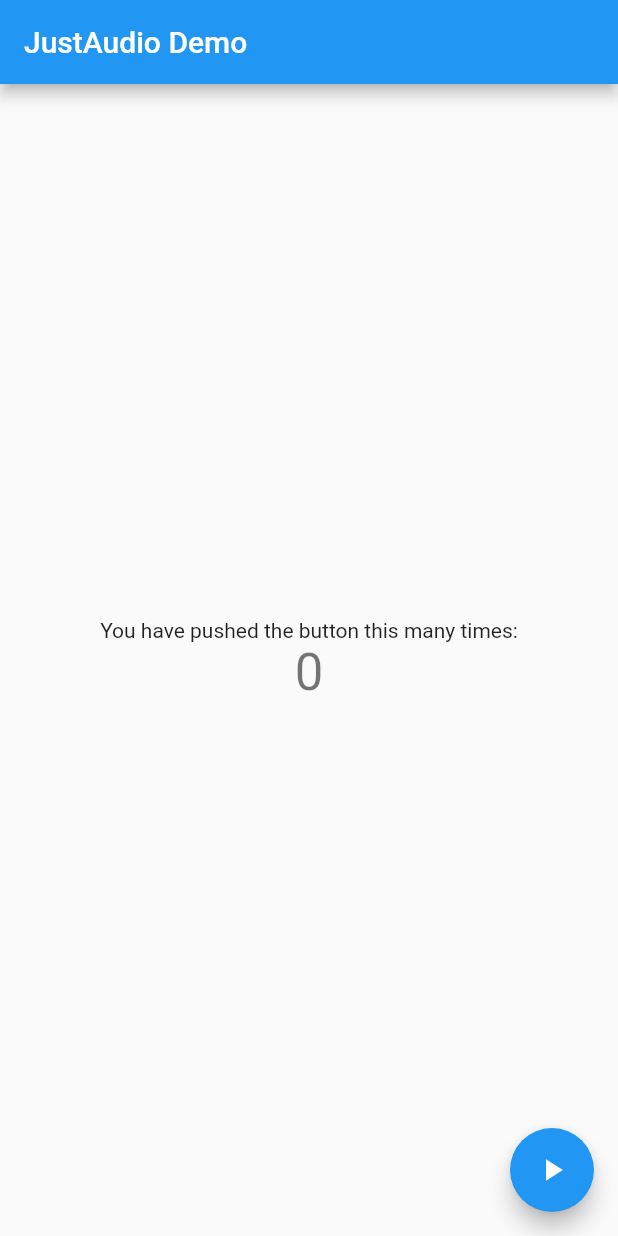
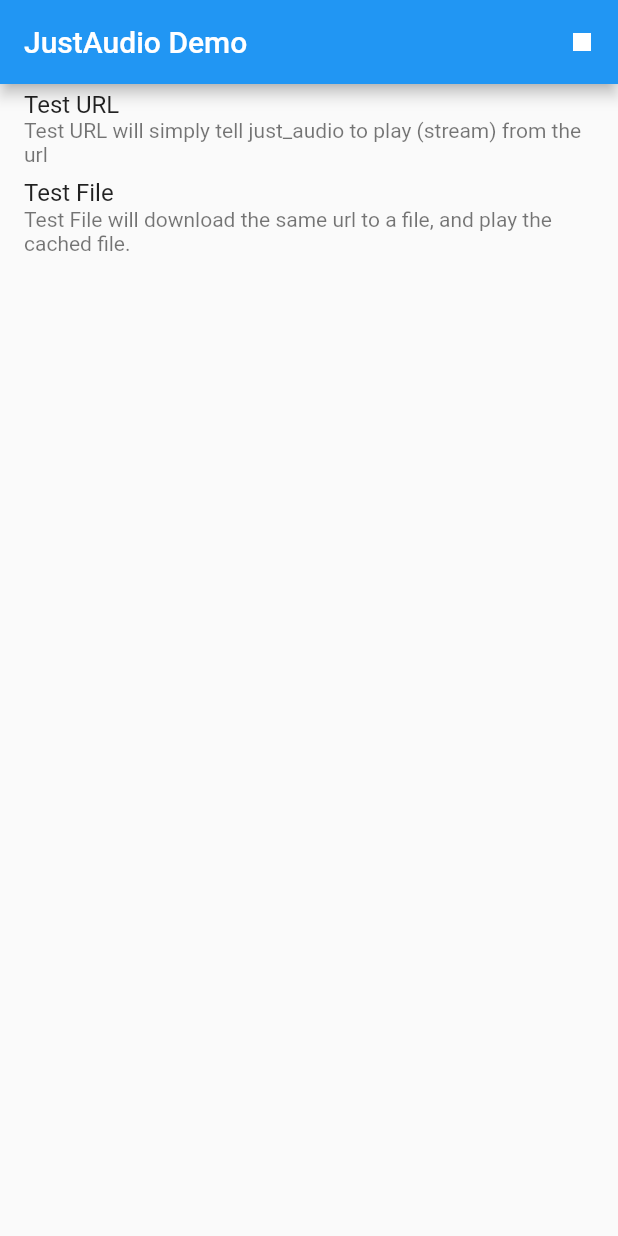
Before and after one commit to cyberpwnn/justaudiobrokenonios, a Flutter app: the screen it shows after launch, on a phone screen of 412 x 824 dp. Run offline on Flutter 3.47's test engine with Material 2 defaults, Android fonts, the phone set to English and light mode, and no system bars; our stand-ins replace dio, just_audio.

Commit message:
Update tests to support file playing tests using the same url

```diff
--- a/lib/main.dart
+++ b/lib/main.dart
@@ -1,5 +1,13 @@
+import 'dart:convert';
+import 'dart:io';
+
+import 'package:crypto/crypto.dart';
+import 'package:dio/dio.dart';
 import 'package:flutter/material.dart';
 import 'package:just_audio/just_audio.dart';
+import 'package:path_provider/path_provider.dart';
+
+final String mediaDownload = "https://icarus-cdn.nyc3.cdn.digitaloceanspaces.com/resources/_6/7b/e2EC/D9C94F85aca9bce1/A75e2CfBd5D7/48B53b83de64/9FB07A4b936a69f4/de6Fab25/e01a1388FC970Ac7";
 
 void main() {
   runApp(MyApp());
@@ -29,42 +37,92 @@
 
 class _MyHomePageState extends State<MyHomePage> {
   int _counter = 0;
+  List<AudioPlayer> probablyPlaying = List<AudioPlayer>();
 
-  void _play() {
+  Future<void> _playFile(String fromUrl) async
+  {
+    File f = File((await getApplicationDocumentsDirectory()).path + "/cache/${md5.convert(utf8.encode(fromUrl))}");
+
+    if(!f.existsSync())
+    {
+      print("Downloading $fromUrl");
+      await Dio().download(
+        fromUrl,
+        f.path,
+        deleteOnError: true,
+      );
+      print("Downloaded $fromUrl");
+      print("Saved to ${f.path}");
+    }
+
+    else
+    {
+      print("Using cached copy ${f.path}");
+    }
+
     AudioPlayer p = AudioPlayer();
-    p.setUrl("https://icarus-cdn.nyc3.cdn.digitaloceanspaces.com/resources/_6/7b/e2EC/D9C94F85aca9bce1/A75e2CfBd5D7/48B53b83de64/9FB07A4b936a69f4/de6Fab25/e01a1388FC970Ac7").then((value) =>
-     p.load().then((value) =>
-     p.play().then((value) =>
-     p.stop().then((value) =>
-     p.dispose()))));
+    probablyPlaying.add(p);
+    print("-> Set File Path ${f.path}");
+    await p.setFilePath(f.path);
+    print("-> load");
+    await p.load();
+    print("-> play");
+    await p.play();
+    print("-> stop");
+    await p.stop();
+    print("-> dispose");
+    await p.dispose();
+  }
+
+  Future<void> _playURL(String url) async
+  {
+    AudioPlayer p = AudioPlayer();
+    probablyPlaying.add(p);
+    print("-> Set URL $url");
+    await p.setUrl(url);
+    print("-> load");
+    await p.load();
+    print("-> play");
+    await p.play();
+    print("-> stop");
+    await p.stop();
+    print("-> dispose");
+    await p.dispose();
   }
 
   @override
   Widget build(BuildContext context) {
-
     return Scaffold(
       appBar: AppBar(
         title: Text(widget.title),
+        actions: [
+          IconButton(
+            icon: Icon(Icons.stop),
+            onPressed: () {
+              probablyPlaying.forEach((element) => element.stop().then((value) => element.dispose()));
+              probablyPlaying.clear();
+            },
+          )
+        ],
       ),
-      body: Center(
-        child: Column(
-          mainAxisAlignment: MainAxisAlignment.center,
-          children: <Widget>[
-            Text(
-              'You have pushed the button this many times:',
+      body: ListView(
+          children: [
+            ListTile(
+              title: Text("Test URL"),
+              subtitle: Text(
+              "Test URL will simply tell just_audio to play (stream) from the url",
             ),
-            Text(
-              '$_counter',
-              style: Theme.of(context).textTheme.headline4,
+              onTap: () => _playURL(mediaDownload),
             ),
+            ListTile(
+              title: Text("Test File"),
+              subtitle: Text(
+              "Test File will download the same url to a file, and play the cached file.",
+            ),
+              onTap: () => _playFile(mediaDownload),
+            )
           ],
         ),
-      ),
-      floatingActionButton: FloatingActionButton(
-        onPressed: _play,
-        tooltip: 'Play',
-        child: Icon(Icons.play_arrow),
-      ),
     );
   }
 }
--- a/pubspec.yaml
+++ b/pubspec.yaml
@@ -5,6 +5,9 @@
 environment:
   sdk: ">=2.7.0 <3.0.0"
 dependencies:
+  dio: ^3.0.10
+  crypto: ^2.1.5
+  path_provider: ^1.6.27
   just_audio: ^0.6.8
   flutter:
     sdk: flutter
```
Also changed, not shown: pubspec.lock.
